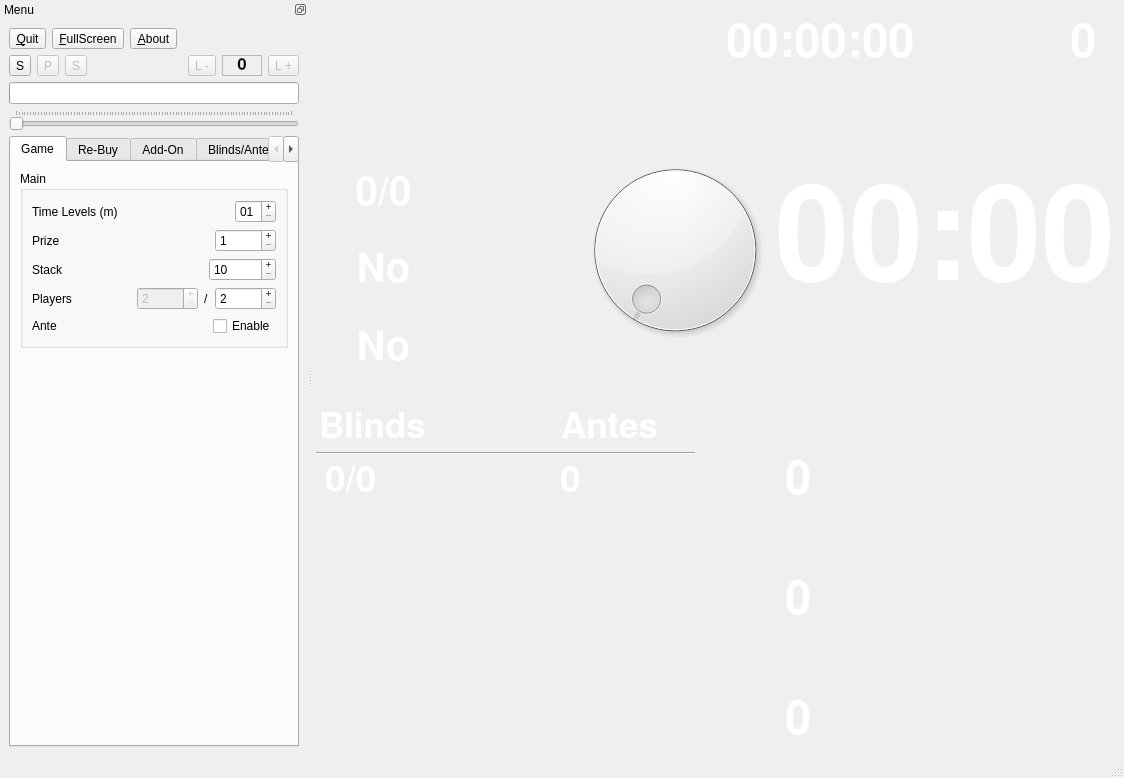
Qt form src/mainWindow.ui (rp-/pokerclock) before a commit.
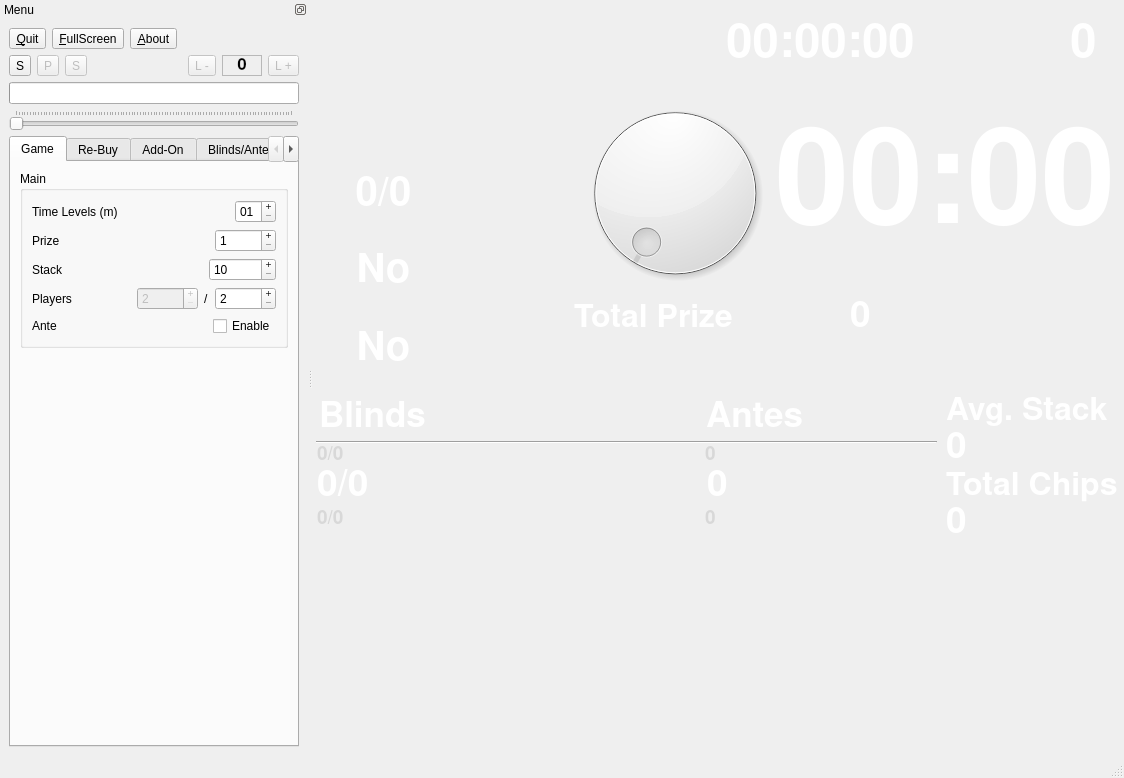
The same form after that commit. Icons and pictures are not drawn. Custom widgets are drawn as their Qt base class.

Commit message: completely remove graphics from bottom, for now realign bottom area

```diff
--- a/src/mainWindow.ui
+++ b/src/mainWindow.ui
@@ -112,7 +112,7 @@
           <property name="minimumSize">
            <size>
             <width>255</width>
-            <height>390</height>
+            <height>395</height>
            </size>
           </property>
           <property name="frameShape">
@@ -277,19 +277,6 @@
           </widget>
          </widget>
         </item>
-        <item>
-         <spacer>
-          <property name="orientation">
-           <enum>Qt::Vertical</enum>
-          </property>
-          <property name="sizeHint" stdset="0">
-           <size>
-            <width>20</width>
-            <height>40</height>
-           </size>
-          </property>
-         </spacer>
-        </item>
        </layout>
       </item>
       <item>
@@ -387,19 +374,6 @@
           </item>
          </layout>
         </item>
-        <item>
-         <spacer>
-          <property name="orientation">
-           <enum>Qt::Vertical</enum>
-          </property>
-          <property name="sizeHint" stdset="0">
-           <size>
-            <width>20</width>
-            <height>40</height>
-           </size>
-          </property>
-         </spacer>
-        </item>
         <item>
          <layout class="QHBoxLayout">
           <property name="spacing">
@@ -617,6 +591,63 @@
           </item>
          </layout>
         </item>
+        <item>
+         <widget class="QFrame" name="frame_2">
+          <property name="minimumSize">
+           <size>
+            <width>0</width>
+            <height>0</height>
+           </size>
+          </property>
+          <property name="frameShape">
+           <enum>QFrame::NoFrame</enum>
+          </property>
+          <property name="frameShadow">
+           <enum>QFrame::Raised</enum>
+          </property>
+          <layout class="QHBoxLayout" name="horizontalLayout_5">
+           <property name="spacing">
+            <number>2</number>
+           </property>
+           <property name="leftMargin">
+            <number>6</number>
+           </property>
+           <property name="topMargin">
+            <number>1</number>
+           </property>
+           <property name="rightMargin">
+            <number>1</number>
+           </property>
+           <property name="bottomMargin">
+            <number>1</number>
+           </property>
+           <item>
+            <widget class="QLabel" name="lblTotalPrizeLabel">
+             <property name="font">
+              <font>
+               <pointsize>24</pointsize>
+              </font>
+             </property>
+             <property name="text">
+              <string>Total Prize</string>
+             </property>
+            </widget>
+           </item>
+           <item>
+            <widget class="QLabel" name="lblTotalPrize">
+             <property name="font">
+              <font>
+               <pointsize>28</pointsize>
+              </font>
+             </property>
+             <property name="text">
+              <string>0</string>
+             </property>
+            </widget>
+           </item>
+          </layout>
+         </widget>
+        </item>
         <item>
          <spacer>
           <property name="orientation">
@@ -625,7 +656,7 @@
           <property name="sizeHint" stdset="0">
            <size>
             <width>20</width>
-            <height>40</height>
+            <height>5</height>
            </size>
           </property>
          </spacer>
@@ -646,8 +677,8 @@
        <widget class="QFrame" name="frame">
         <property name="minimumSize">
          <size>
-          <width>385</width>
-          <height>350</height>
+          <width>300</width>
+          <height>0</height>
          </size>
         </property>
         <property name="frameShape">
@@ -731,6 +762,104 @@
            </property>
           </widget>
          </item>
+         <item>
+          <widget class="QWidget" name="widget_3" native="true">
+           <property name="palette">
+            <palette>
+             <active>
+              <colorrole role="WindowText">
+               <brush brushstyle="SolidPattern">
+                <color alpha="255">
+                 <red>216</red>
+                 <green>216</green>
+                 <blue>216</blue>
+                </color>
+               </brush>
+              </colorrole>
+             </active>
+             <inactive>
+              <colorrole role="WindowText">
+               <brush brushstyle="SolidPattern">
+                <color alpha="255">
+                 <red>216</red>
+                 <green>216</green>
+                 <blue>216</blue>
+                </color>
+               </brush>
+              </colorrole>
+             </inactive>
+             <disabled>
+              <colorrole role="WindowText">
+               <brush brushstyle="SolidPattern">
+                <color alpha="255">
+                 <red>119</red>
+                 <green>119</green>
+                 <blue>119</blue>
+                </color>
+               </brush>
+              </colorrole>
+             </disabled>
+            </palette>
+           </property>
+           <layout class="QHBoxLayout" name="horizontalLayout_3">
+            <property name="spacing">
+             <number>2</number>
+            </property>
+            <property name="margin">
+             <number>1</number>
+            </property>
+            <item>
+             <widget class="QLabel" name="lblBeforeBlinds">
+              <property name="sizePolicy">
+               <sizepolicy hsizetype="Preferred" vsizetype="Preferred">
+                <horstretch>60</horstretch>
+                <verstretch>0</verstretch>
+               </sizepolicy>
+              </property>
+              <property name="font">
+               <font>
+                <pointsize>14</pointsize>
+               </font>
+              </property>
+              <property name="text">
+               <string>0/0</string>
+              </property>
+             </widget>
+            </item>
+            <item>
+             <spacer name="horizontalSpacer_4">
+              <property name="orientation">
+               <enum>Qt::Horizontal</enum>
+              </property>
+              <property name="sizeHint" stdset="0">
+               <size>
+                <width>40</width>
+                <height>20</height>
+               </size>
+              </property>
+             </spacer>
+            </item>
+            <item>
+             <widget class="QLabel" name="lblAfterAntes">
+              <property name="sizePolicy">
+               <sizepolicy hsizetype="Preferred" vsizetype="Preferred">
+                <horstretch>40</horstretch>
+                <verstretch>0</verstretch>
+               </sizepolicy>
+              </property>
+              <property name="font">
+               <font>
+                <pointsize>14</pointsize>
+               </font>
+              </property>
+              <property name="text">
+               <string>0</string>
+              </property>
+             </widget>
+            </item>
+           </layout>
+          </widget>
+         </item>
          <item>
           <widget class="QWidget" name="widget" native="true">
            <property name="sizePolicy">
@@ -740,6 +869,12 @@
             </sizepolicy>
            </property>
            <layout class="QHBoxLayout" name="horizontalLayout">
+            <property name="spacing">
+             <number>6</number>
+            </property>
+            <property name="margin">
+             <number>1</number>
+            </property>
             <item>
              <widget class="QLabel" name="lblCurrentBlinds">
               <property name="sizePolicy">
@@ -813,6 +948,104 @@
            </layout>
           </widget>
          </item>
+         <item>
+          <widget class="QWidget" name="widget_4" native="true">
+           <property name="palette">
+            <palette>
+             <active>
+              <colorrole role="WindowText">
+               <brush brushstyle="SolidPattern">
+                <color alpha="255">
+                 <red>216</red>
+                 <green>216</green>
+                 <blue>216</blue>
+                </color>
+               </brush>
+              </colorrole>
+             </active>
+             <inactive>
+              <colorrole role="WindowText">
+               <brush brushstyle="SolidPattern">
+                <color alpha="255">
+                 <red>216</red>
+                 <green>216</green>
+                 <blue>216</blue>
+                </color>
+               </brush>
+              </colorrole>
+             </inactive>
+             <disabled>
+              <colorrole role="WindowText">
+               <brush brushstyle="SolidPattern">
+                <color alpha="255">
+                 <red>119</red>
+                 <green>119</green>
+                 <blue>119</blue>
+                </color>
+               </brush>
+              </colorrole>
+             </disabled>
+            </palette>
+           </property>
+           <layout class="QHBoxLayout" name="horizontalLayout_4">
+            <property name="spacing">
+             <number>2</number>
+            </property>
+            <property name="margin">
+             <number>1</number>
+            </property>
+            <item>
+             <widget class="QLabel" name="lblAfterBlinds">
+              <property name="sizePolicy">
+               <sizepolicy hsizetype="Preferred" vsizetype="Preferred">
+                <horstretch>60</horstretch>
+                <verstretch>0</verstretch>
+               </sizepolicy>
+              </property>
+              <property name="font">
+               <font>
+                <pointsize>14</pointsize>
+               </font>
+              </property>
+              <property name="text">
+               <string>0/0</string>
+              </property>
+             </widget>
+            </item>
+            <item>
+             <spacer name="horizontalSpacer_3">
+              <property name="orientation">
+               <enum>Qt::Horizontal</enum>
+              </property>
+              <property name="sizeHint" stdset="0">
+               <size>
+                <width>40</width>
+                <height>20</height>
+               </size>
+              </property>
+             </spacer>
+            </item>
+            <item>
+             <widget class="QLabel" name="lblAfterAntes_2">
+              <property name="sizePolicy">
+               <sizepolicy hsizetype="Preferred" vsizetype="Preferred">
+                <horstretch>40</horstretch>
+                <verstretch>0</verstretch>
+               </sizepolicy>
+              </property>
+              <property name="font">
+               <font>
+                <pointsize>14</pointsize>
+               </font>
+              </property>
+              <property name="text">
+               <string>0</string>
+              </property>
+             </widget>
+            </item>
+           </layout>
+          </widget>
+         </item>
          <item>
           <spacer name="verticalSpacer">
            <property name="orientation">
@@ -830,24 +1063,11 @@
        </widget>
       </item>
       <item>
-       <spacer>
-        <property name="orientation">
-         <enum>Qt::Horizontal</enum>
-        </property>
-        <property name="sizeHint" stdset="0">
-         <size>
-          <width>40</width>
-          <height>20</height>
-         </size>
-        </property>
-       </spacer>
-      </item>
-      <item>
-       <widget class="QFrame" name="frame_2">
+       <widget class="QFrame" name="frame_3">
         <property name="minimumSize">
          <size>
-          <width>360</width>
-          <height>350</height>
+          <width>100</width>
+          <height>0</height>
          </size>
         </property>
         <property name="frameShape">
@@ -856,61 +1076,84 @@
         <property name="frameShadow">
          <enum>QFrame::Raised</enum>
         </property>
-        <widget class="QLabel" name="label_7">
-         <property name="geometry">
-          <rect>
-           <x>0</x>
-           <y>0</y>
-           <width>349</width>
-           <height>347</height>
-          </rect>
+        <layout class="QVBoxLayout" name="verticalLayout_3">
+         <property name="spacing">
+          <number>2</number>
          </property>
-         <property name="text">
-          <string/>
+         <property name="leftMargin">
+          <number>6</number>
          </property>
-         <property name="pixmap">
-          <pixmap resource="pokerclock.qrc">:/images/_bottom_right.png</pixmap>
+         <property name="topMargin">
+          <number>1</number>
          </property>
-        </widget>
-        <widget class="QLabel" name="lblAvgStack">
-         <property name="geometry">
-          <rect>
-           <x>21</x>
-           <y>40</y>
-           <width>321</width>
-           <height>74</height>
-          </rect>
+         <property name="rightMargin">
+          <number>6</number>
          </property>
-         <property name="text">
-          <string>0</string>
+         <property name="bottomMargin">
+          <number>1</number>
          </property>
-        </widget>
-        <widget class="QLabel" name="lblTotalChips">
-         <property name="geometry">
-          <rect>
-           <x>21</x>
-           <y>160</y>
-           <width>321</width>
-           <height>74</height>
-          </rect>
-         </property>
-         <property name="text">
-          <string>0</string>
-         </property>
-        </widget>
-        <widget class="QLabel" name="lblTotalPrize">
-         <property name="geometry">
-          <rect>
-           <x>21</x>
-           <y>280</y>
-           <width>321</width>
-           <height>74</height>
-          </rect>
-         </property>
-         <property name="text">
-          <string>0</string>
-         </property>
-        </widget>
+         <item>
+          <widget class="QLabel" name="lblAvgStackLabel">
+           <property name="font">
+            <font>
+             <pointsize>24</pointsize>
+            </font>
+           </property>
+           <property name="text">
+            <string>Avg. Stack</string>
+           </property>
+          </widget>
+         </item>
+         <item>
+          <widget class="QLabel" name="lblAvgStack">
+           <property name="font">
+            <font>
+             <pointsize>28</pointsize>
+            </font>
+           </property>
+           <property name="text">
+            <string>0</string>
+           </property>
+          </widget>
+         </item>
+         <item>
+          <widget class="QLabel" name="lblTotalChipsLabel">
+           <property name="font">
+            <font>
+             <pointsize>24</pointsize>
+            </font>
+           </property>
+           <property name="text">
+            <string>Total Chips</string>
+           </property>
+          </widget>
+         </item>
+         <item>
+          <widget class="QLabel" name="lblTotalChips">
+           <property name="font">
+            <font>
+             <pointsize>28</pointsize>
+            </font>
+           </property>
+           <property name="text">
+            <string>0</string>
+           </property>
+          </widget>
+         </item>
+         <item>
+          <spacer name="verticalSpacer_3">
+           <property name="orientation">
+            <enum>Qt::Vertical</enum>
+           </property>
+           <property name="sizeHint" stdset="0">
+            <size>
+             <width>20</width>
+             <height>40</height>
+            </size>
+           </property>
+          </spacer>
+         </item>
+        </layout>
        </widget>
       </item>
      </layout>
@@ -922,7 +1165,7 @@
    <property name="minimumSize">
     <size>
      <width>308</width>
-     <height>501</height>
+     <height>511</height>
     </size>
    </property>
    <property name="autoFillBackground">
@@ -2291,6 +2534,7 @@
    </property>
   </action>
  </widget>
+ <layoutdefault spacing="4" margin="2"/>
  <customwidgets>
   <customwidget>
    <class>qtPie</class>
```
The commit also changes 1 other file.
